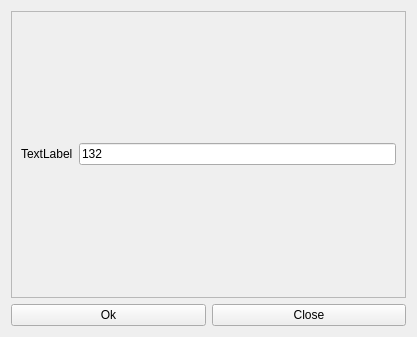
Old version of the form Plugins/TaskListView/addform.ui in the repository kee-reel/PLAG.
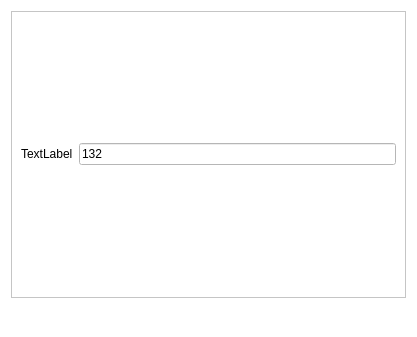
New version of the form. Icons and pictures are not drawn.

Commit message: Icons pack

```diff
--- a/Plugins/TaskListView/addform.ui
+++ b/Plugins/TaskListView/addform.ui
@@ -10,9 +10,427 @@
     <height>337</height>
    </rect>
   </property>
+  <property name="palette">
+   <palette>
+    <active>
+     <colorrole role="WindowText">
+      <brush brushstyle="SolidPattern">
+       <color alpha="255">
+        <red>0</red>
+        <green>0</green>
+        <blue>0</blue>
+       </color>
+      </brush>
+     </colorrole>
+     <colorrole role="Button">
+      <brush brushstyle="SolidPattern">
+       <color alpha="255">
+        <red>255</red>
+        <green>255</green>
+        <blue>255</blue>
+       </color>
+      </brush>
+     </colorrole>
+     <colorrole role="Light">
+      <brush brushstyle="SolidPattern">
+       <color alpha="255">
+        <red>255</red>
+        <green>255</green>
+        <blue>255</blue>
+       </color>
+      </brush>
+     </colorrole>
+     <colorrole role="Midlight">
+      <brush brushstyle="SolidPattern">
+       <color alpha="255">
+        <red>255</red>
+        <green>255</green>
+        <blue>255</blue>
+       </color>
+      </brush>
+     </colorrole>
+     <colorrole role="Dark">
+      <brush brushstyle="SolidPattern">
+       <color alpha="255">
+        <red>127</red>
+        <green>127</green>
+        <blue>127</blue>
+       </color>
+      </brush>
+     </colorrole>
+     <colorrole role="Mid">
+      <brush brushstyle="SolidPattern">
+       <color alpha="255">
+        <red>170</red>
+        <green>170</green>
+        <blue>170</blue>
+       </color>
+      </brush>
+     </colorrole>
+     <colorrole role="Text">
+      <brush brushstyle="SolidPattern">
+       <color alpha="255">
+        <red>0</red>
+        <green>0</green>
+        <blue>0</blue>
+       </color>
+      </brush>
+     </colorrole>
+     <colorrole role="BrightText">
+      <brush brushstyle="SolidPattern">
+       <color alpha="255">
+        <red>255</red>
+        <green>255</green>
+        <blue>255</blue>
+       </color>
+      </brush>
+     </colorrole>
+     <colorrole role="ButtonText">
+      <brush brushstyle="SolidPattern">
+       <color alpha="255">
+        <red>0</red>
+        <green>0</green>
+        <blue>0</blue>
+       </color>
+      </brush>
+     </colorrole>
+     <colorrole role="Base">
+      <brush brushstyle="SolidPattern">
+       <color alpha="255">
+        <red>255</red>
+        <green>255</green>
+        <blue>255</blue>
+       </color>
+      </brush>
+     </colorrole>
+     <colorrole role="Window">
+      <brush brushstyle="SolidPattern">
+       <color alpha="255">
+        <red>255</red>
+        <green>255</green>
+        <blue>255</blue>
+       </color>
+      </brush>
+     </colorrole>
+     <colorrole role="Shadow">
+      <brush brushstyle="SolidPattern">
+       <color alpha="255">
+        <red>0</red>
+        <green>0</green>
+        <blue>0</blue>
+       </color>
+      </brush>
+     </colorrole>
+     <colorrole role="AlternateBase">
+      <brush brushstyle="SolidPattern">
+       <color alpha="255">
+        <red>255</red>
+        <green>255</green>
+        <blue>255</blue>
+       </color>
+      </brush>
+     </colorrole>
+     <colorrole role="ToolTipBase">
+      <brush brushstyle="SolidPattern">
+       <color alpha="255">
+        <red>255</red>
+        <green>255</green>
+        <blue>220</blue>
+       </color>
+      </brush>
+     </colorrole>
+     <colorrole role="ToolTipText">
+      <brush brushstyle="SolidPattern">
+       <color alpha="255">
+        <red>0</red>
+        <green>0</green>
+        <blue>0</blue>
+       </color>
+      </brush>
+     </colorrole>
+    </active>
+    <inactive>
+     <colorrole role="WindowText">
+      <brush brushstyle="SolidPattern">
+       <color alpha="255">
+        <red>0</red>
+        <green>0</green>
+        <blue>0</blue>
+       </color>
+      </brush>
+     </colorrole>
+     <colorrole role="Button">
+      <brush brushstyle="SolidPattern">
+       <color alpha="255">
+        <red>255</red>
+        <green>255</green>
+        <blue>255</blue>
+       </color>
+      </brush>
+     </colorrole>
+     <colorrole role="Light">
+      <brush brushstyle="SolidPattern">
+       <color alpha="255">
+        <red>255</red>
+        <green>255</green>
+        <blue>255</blue>
+       </color>
+      </brush>
+     </colorrole>
+     <colorrole role="Midlight">
+      <brush brushstyle="SolidPattern">
+       <color alpha="255">
+        <red>255</red>
+        <green>255</green>
+        <blue>255</blue>
+       </color>
+      </brush>
+     </colorrole>
+     <colorrole role="Dark">
+      <brush brushstyle="SolidPattern">
+       <color alpha="255">
+        <red>127</red>
+        <green>127</green>
+        <blue>127</blue>
+       </color>
+      </brush>
+     </colorrole>
+     <colorrole role="Mid">
+      <brush brushstyle="SolidPattern">
+       <color alpha="255">
+        <red>170</red>
+        <green>170</green>
+        <blue>170</blue>
+       </color>
+      </brush>
+     </colorrole>
+     <colorrole role="Text">
+      <brush brushstyle="SolidPattern">
+       <color alpha="255">
+        <red>0</red>
+        <green>0</green>
+        <blue>0</blue>
+       </color>
+      </brush>
+     </colorrole>
+     <colorrole role="BrightText">
+      <brush brushstyle="SolidPattern">
+       <color alpha="255">
+        <red>255</red>
+        <green>255</green>
+        <blue>255</blue>
+       </color>
+      </brush>
+     </colorrole>
+     <colorrole role="ButtonText">
+      <brush brushstyle="SolidPattern">
+       <color alpha="255">
+        <red>0</red>
+        <green>0</green>
+        <blue>0</blue>
+       </color>
+      </brush>
+     </colorrole>
+     <colorrole role="Base">
+      <brush brushstyle="SolidPattern">
+       <color alpha="255">
+        <red>255</red>
+        <green>255</green>
+        <blue>255</blue>
+       </color>
+      </brush>
+     </colorrole>
+     <colorrole role="Window">
+      <brush brushstyle="SolidPattern">
+       <color alpha="255">
+        <red>255</red>
+        <green>255</green>
+        <blue>255</blue>
+       </color>
+      </brush>
+     </colorrole>
+     <colorrole role="Shadow">
+      <brush brushstyle="SolidPattern">
+       <color alpha="255">
+        <red>0</red>
+        <green>0</green>
+        <blue>0</blue>
+       </color>
+      </brush>
+     </colorrole>
+     <colorrole role="AlternateBase">
+      <brush brushstyle="SolidPattern">
+       <color alpha="255">
+        <red>255</red>
+        <green>255</green>
+        <blue>255</blue>
+       </color>
+      </brush>
+     </colorrole>
+     <colorrole role="ToolTipBase">
+      <brush brushstyle="SolidPattern">
+       <color alpha="255">
+        <red>255</red>
+        <green>255</green>
+        <blue>220</blue>
+       </color>
+      </brush>
+     </colorrole>
+     <colorrole role="ToolTipText">
+      <brush brushstyle="SolidPattern">
+       <color alpha="255">
+        <red>0</red>
+        <green>0</green>
+        <blue>0</blue>
+       </color>
+      </brush>
+     </colorrole>
+    </inactive>
+    <disabled>
+     <colorrole role="WindowText">
+      <brush brushstyle="SolidPattern">
+       <color alpha="255">
+        <red>127</red>
+        <green>127</green>
+        <blue>127</blue>
+       </color>
+      </brush>
+     </colorrole>
+     <colorrole role="Button">
+      <brush brushstyle="SolidPattern">
+       <color alpha="255">
+        <red>255</red>
+        <green>255</green>
+        <blue>255</blue>
+       </color>
+      </brush>
+     </colorrole>
+     <colorrole role="Light">
+      <brush brushstyle="SolidPattern">
+       <color alpha="255">
+        <red>255</red>
+        <green>255</green>
+        <blue>255</blue>
+       </color>
+      </brush>
+     </colorrole>
+     <colorrole role="Midlight">
+      <brush brushstyle="SolidPattern">
+       <color alpha="255">
+        <red>255</red>
+        <green>255</green>
+        <blue>255</blue>
+       </color>
+      </brush>
+     </colorrole>
+     <colorrole role="Dark">
+      <brush brushstyle="SolidPattern">
+       <color alpha="255">
+        <red>127</red>
+        <green>127</green>
+        <blue>127</blue>
+       </color>
+      </brush>
+     </colorrole>
+     <colorrole role="Mid">
+      <brush brushstyle="SolidPattern">
+       <color alpha="255">
+        <red>170</red>
+        <green>170</green>
+        <blue>170</blue>
+       </color>
+      </brush>
+     </colorrole>
+     <colorrole role="Text">
+      <brush brushstyle="SolidPattern">
+       <color alpha="255">
+        <red>127</red>
+        <green>127</green>
+        <blue>127</blue>
+       </color>
+      </brush>
+     </colorrole>
+     <colorrole role="BrightText">
+      <brush brushstyle="SolidPattern">
+       <color alpha="255">
+        <red>255</red>
+        <green>255</green>
+        <blue>255</blue>
+       </color>
+      </brush>
+     </colorrole>
+     <colorrole role="ButtonText">
+      <brush brushstyle="SolidPattern">
+       <color alpha="255">
+        <red>127</red>
+        <green>127</green>
+        <blue>127</blue>
+       </color>
+      </brush>
+     </colorrole>
+     <colorrole role="Base">
+      <brush brushstyle="SolidPattern">
+       <color alpha="255">
+        <red>255</red>
+        <green>255</green>
+        <blue>255</blue>
+       </color>
+      </brush>
+     </colorrole>
+     <colorrole role="Window">
+      <brush brushstyle="SolidPattern">
+       <color alpha="255">
+        <red>255</red>
+        <green>255</green>
+        <blue>255</blue>
+       </color>
+      </brush>
+     </colorrole>
+     <colorrole role="Shadow">
+      <brush brushstyle="SolidPattern">
+       <color alpha="255">
+        <red>0</red>
+        <green>0</green>
+        <blue>0</blue>
+       </color>
+      </brush>
+     </colorrole>
+     <colorrole role="AlternateBase">
+      <brush brushstyle="SolidPattern">
+       <color alpha="255">
+        <red>255</red>
+        <green>255</green>
+        <blue>255</blue>
+       </color>
+      </brush>
+     </colorrole>
+     <colorrole role="ToolTipBase">
+      <brush brushstyle="SolidPattern">
+       <color alpha="255">
+        <red>255</red>
+        <green>255</green>
+        <blue>220</blue>
+       </color>
+      </brush>
+     </colorrole>
+     <colorrole role="ToolTipText">
+      <brush brushstyle="SolidPattern">
+       <color alpha="255">
+        <red>0</red>
+        <green>0</green>
+        <blue>0</blue>
+       </color>
+      </brush>
+     </colorrole>
+    </disabled>
+   </palette>
+  </property>
   <property name="windowTitle">
    <string>Form</string>
   </property>
+  <property name="autoFillBackground">
+   <bool>true</bool>
+  </property>
   <layout class="QVBoxLayout" name="verticalLayout_2">
    <item>
     <widget class="QScrollArea" name="scrollArea">
@@ -56,14 +474,40 @@
      <item>
       <widget class="QPushButton" name="buttonOk">
        <property name="text">
-        <string>Ok</string>
+        <string/>
+       </property>
+       <property name="icon">
+        <iconset resource="res.qrc">
+         <normaloff>:/Res/ic_done_black_24dp.png</normaloff>:/Res/ic_done_black_24dp.png</iconset>
+       </property>
+       <property name="iconSize">
+        <size>
+         <width>48</width>
+         <height>48</height>
+        </size>
+       </property>
+       <property name="flat">
+        <bool>true</bool>
        </property>
       </widget>
      </item>
      <item>
       <widget class="QPushButton" name="buttonClose">
        <property name="text">
-        <string>Close</string>
+        <string/>
+       </property>
+       <property name="icon">
+        <iconset resource="res.qrc">
+         <normaloff>:/Res/ic_cancel_black_24dp.png</normaloff>:/Res/ic_cancel_black_24dp.png</iconset>
+       </property>
+       <property name="iconSize">
+        <size>
+         <width>48</width>
+         <height>48</height>
+        </size>
+       </property>
+       <property name="flat">
+        <bool>true</bool>
        </property>
       </widget>
      </item>
```
Left out of the diff: 6 changed lines with no effect on the pictures. The commit also changes 15 other files.
